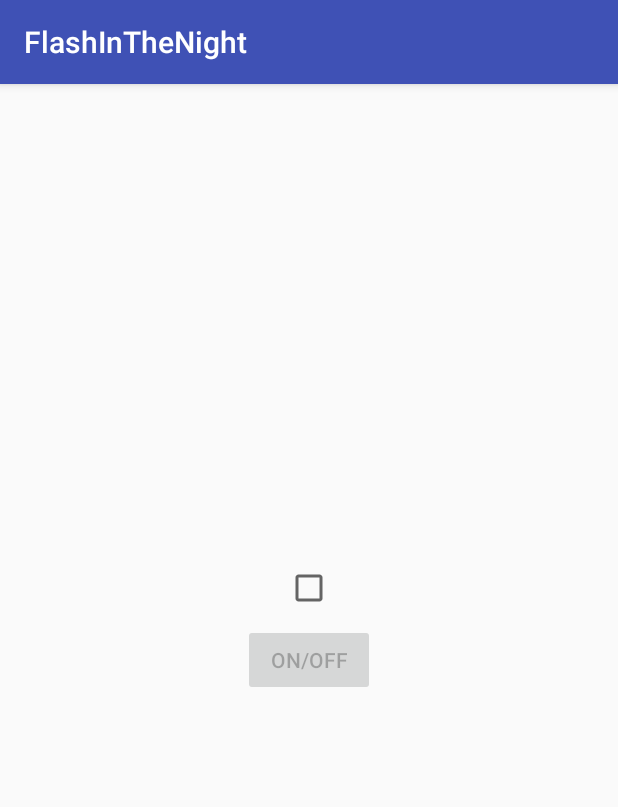
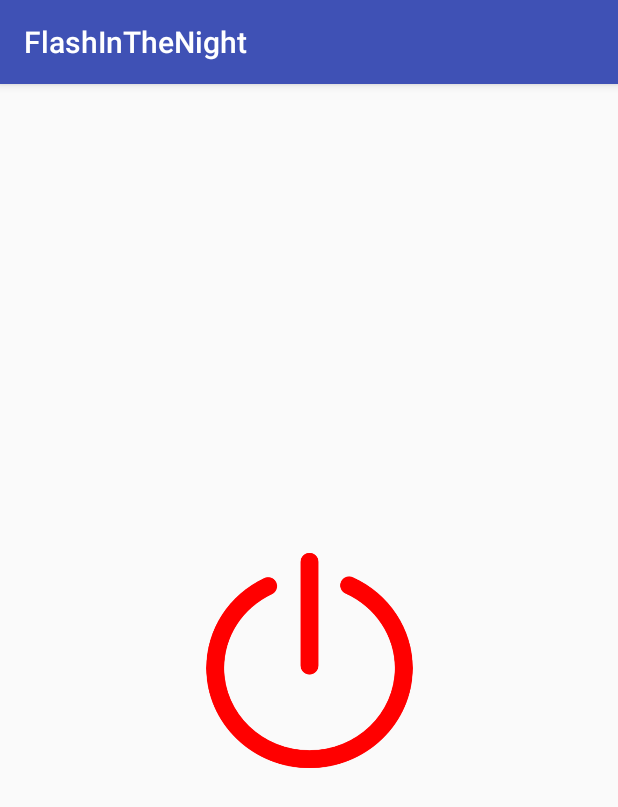
Before and after one commit to TheVigor/FlashInTheNight, an Android app: the screen it shows after launch (MainActivity), on a phone screen of 412 x 824 dp. Shown: the top 807 px of the screen. Run offline under Robolectric (Android 15) with nearby library versions, the light colour scheme and no system bars; our stand-ins replace RxJava; 1 statement that could not run was skipped.

Commit message:
now on-off button  based on image view

```diff
--- a/app/src/main/java/com/vigor/the/flashinthenight/MainActivity.kt
+++ b/app/src/main/java/com/vigor/the/flashinthenight/MainActivity.kt
@@ -3,12 +3,15 @@ package com.vigor.the.flashinthenight
 import android.Manifest
 import android.content.DialogInterface
 import android.content.pm.PackageManager
+import android.graphics.Color
+import android.graphics.PorterDuff
 import android.support.v7.app.AppCompatActivity
 import android.os.Bundle
 import android.support.v4.app.ActivityCompat
 import android.support.v7.app.AlertDialog
 import android.view.View
 import android.widget.CheckBox
+import android.widget.ImageView
 import com.vigor.the.flashinthenight.flashlight.Flashlight
 import com.vigor.the.flashinthenight.flashlight.FlashlightFactory
 import io.reactivex.Observable
@@ -22,8 +25,7 @@ import java.util.concurrent.TimeUnit
 
 class MainActivity : AppCompatActivity() {
 
-    private lateinit var mButtonOnOff: View
-    private lateinit var mCheckBoxStrob: CheckBox
+    private lateinit var mImageViewOnOff : ImageView
 
     private lateinit var mFlashlight: Flashlight
 
@@ -49,12 +51,12 @@ class MainActivity : AppCompatActivity() {
         super.onCreate(savedInstanceState)
         setContentView(R.layout.activity_main)
 
-        mButtonOnOff = findViewById(R.id.btn_on_off)
-        mCheckBoxStrob = findViewById(R.id.cb_strob) as CheckBox
+        mImageViewOnOff = findViewById(R.id.imageViewOnOff) as ImageView
+        changeIconColor(Color.RED, mImageViewOnOff)
 
-        mButtonOnOff.setOnClickListener { onFlashlightOnOffClicked() }
-        mButtonOnOff.isEnabled = isFlashlightSupported
-        mCheckBoxStrob.setOnCheckedChangeListener { _, isChecked -> onStroboscopeEnableChanged(isChecked) }
+
+        mImageViewOnOff.setOnClickListener { onFlashlightOnOffClicked() }
+        mImageViewOnOff.isEnabled = isFlashlightSupported
 
         mFlashlight = FlashlightFactory.newInstance(this)
         mFlashlight.isSupported()
@@ -108,7 +110,7 @@ class MainActivity : AppCompatActivity() {
                 .zip(mFlashlight.onInitialized, onPermissionsGranted, BiFunction<Unit, Unit, Unit> { _, _ -> })
                 .observeOn(AndroidSchedulers.mainThread())
                 .subscribe({
-                    mButtonOnOff.isEnabled = isFlashlightSupported
+                    mImageViewOnOff.isEnabled = isFlashlightSupported
                 })
         onStart.onNext(Unit)
         checkCameraPermissions()
@@ -165,7 +167,7 @@ class MainActivity : AppCompatActivity() {
 
     private fun onStroboscopeEnableChanged(enabled: Boolean) {
         isStroboscopeEnabled = enabled
-        mButtonOnOff.isEnabled = isFlashlightSupported && !enabled
+        mImageViewOnOff.isEnabled = isFlashlightSupported && !enabled
         if (isStroboscopeEnabled) {
             startStroboscopeTask()
         } else {
@@ -175,12 +177,22 @@ class MainActivity : AppCompatActivity() {
     }
 
     private fun toggleFlashlight(enabled: Boolean = !isFlashlightEnabled) {
+        if (isFlashlightEnabled)
+            changeIconColor(Color.RED, mImageViewOnOff)
+        else
+            changeIconColor(Color.GREEN, mImageViewOnOff)
+
         isFlashlightEnabled = enabled
         mFlashlight.enable(isFlashlightEnabled)
     }
 
     private fun onFlashlightNotSupported() {
         isFlashlightSupported = false
-        mButtonOnOff.isEnabled = false
+        mImageViewOnOff.isEnabled = false
     }
+
+    private fun changeIconColor(color: Int, imageView: ImageView?) {
+        imageView!!.background.mutate().setColorFilter(color, PorterDuff.Mode.SRC_IN)
+    }
+
 }
--- a/app/src/main/res/layout/activity_main.xml
+++ b/app/src/main/res/layout/activity_main.xml
@@ -6,32 +6,19 @@
     android:layout_height="match_parent"
     tools:context=".MainActivity">
 
-    <Button
-        android:id="@+id/btn_on_off"
-        android:layout_width="wrap_content"
-        android:layout_height="wrap_content"
+    <ImageView
+        android:id="@+id/imageViewOnOff"
+        android:layout_width="150dp"
+        android:layout_height="150dp"
         android:layout_marginBottom="8dp"
         android:layout_marginEnd="8dp"
         android:layout_marginLeft="8dp"
         android:layout_marginRight="8dp"
         android:layout_marginStart="8dp"
         android:layout_marginTop="8dp"
-        android:text="On/Off"
+        android:background="@drawable/ic_flashlight_on_off"
         app:layout_constraintBottom_toBottomOf="parent"
         app:layout_constraintEnd_toEndOf="parent"
         app:layout_constraintStart_toStartOf="parent"
         app:layout_constraintTop_toTopOf="parent" />
-
-    <CheckBox
-        android:id="@+id/cb_strob"
-        android:layout_width="wrap_content"
-        android:layout_height="wrap_content"
-        android:layout_marginBottom="8dp"
-        android:layout_marginEnd="8dp"
-        android:layout_marginLeft="8dp"
-        android:layout_marginRight="8dp"
-        android:layout_marginStart="8dp"
-        app:layout_constraintBottom_toTopOf="@+id/btn_on_off"
-        app:layout_constraintEnd_toEndOf="parent"
-        app:layout_constraintStart_toStartOf="parent" />
 </android.support.constraint.ConstraintLayout>
```
Also changed, not shown: app/src/main/res/drawable/ic_flashlight_on_off.png (added).
